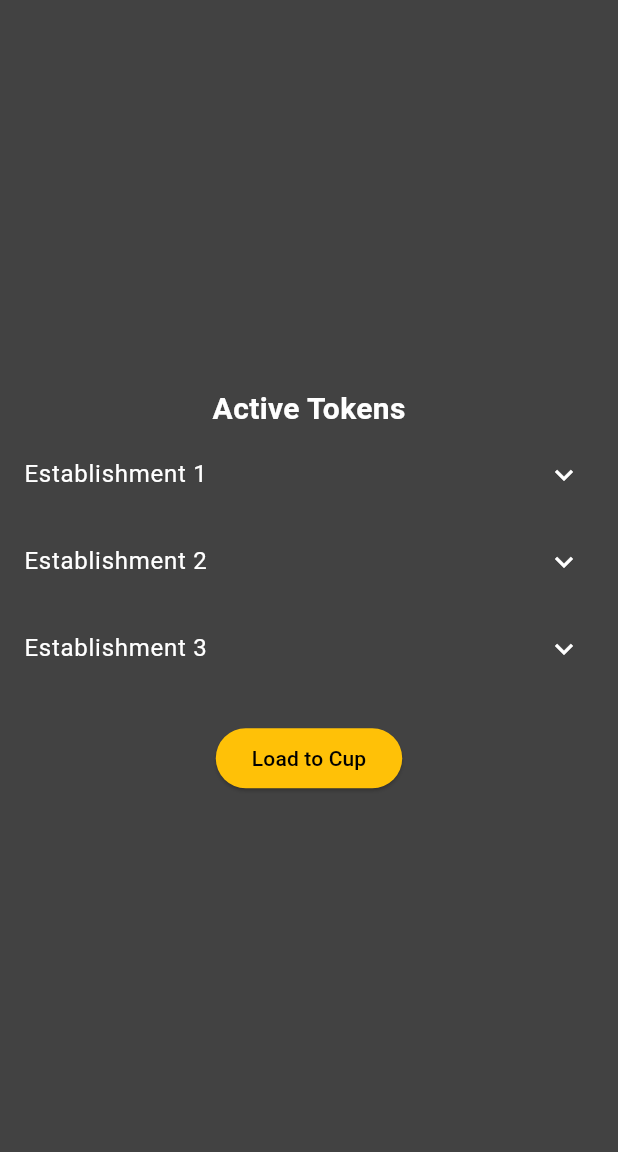
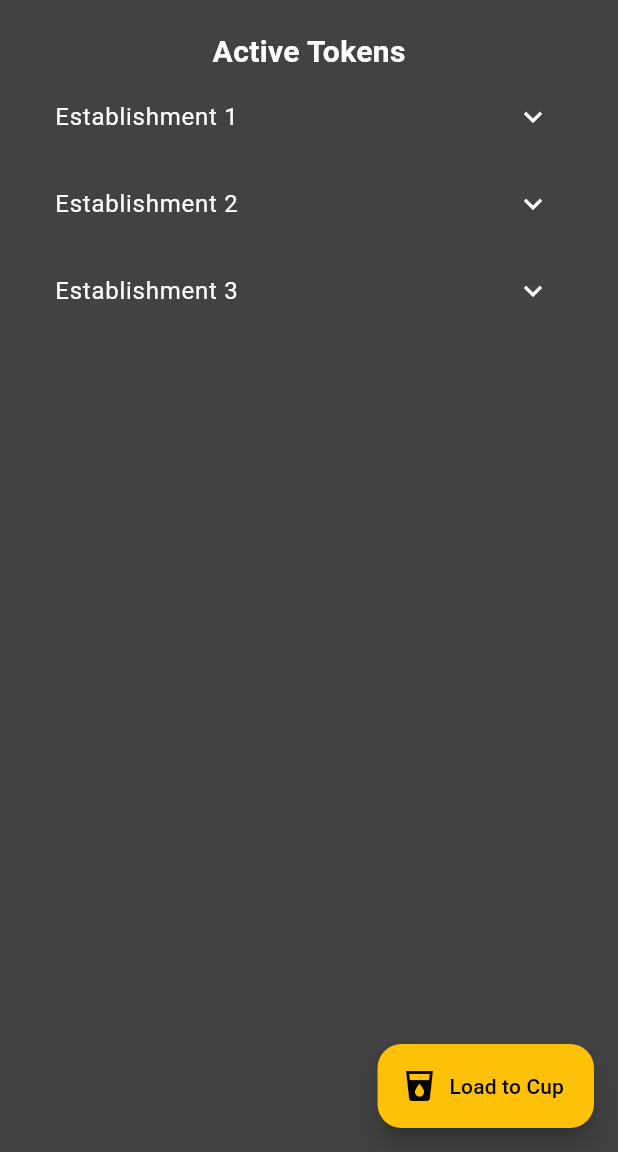
Before and after one commit to JaumeSanCol/BeerTank, a Flutter app: the screen it shows after launch, on a phone screen of 412 x 824 dp, the part 84-1236 px from its top. Run offline on Flutter 3.47's test engine with Material 3 defaults, Android fonts, the phone set to English and light mode, and no system bars.

Commit message:
more ui changes

```diff
--- a/smart_tank_app/lib/main.dart
+++ b/smart_tank_app/lib/main.dart
@@ -90,7 +90,8 @@ class _MyHomePageState extends State<MyHomePage> {
     return Scaffold(
       appBar: const Header(title: "SmartTank"),
       drawer: const HeaderDrawer(),
-      body: Center(
+      body: SingleChildScrollView(
+        child: Center(
           child: Column(
             mainAxisAlignment: MainAxisAlignment.center,
             children: <Widget>[
@@ -111,7 +112,7 @@ class _MyHomePageState extends State<MyHomePage> {
               LayoutBuilder(
                 builder: (BuildContext context, BoxConstraints constraints) {
                   return SizedBox(
-                  width: constraints.maxWidth,
+                    width: constraints.maxWidth * 0.9,
                     child: Column(
                       children: tokens
                           .map((token) => token.establishmentId)
@@ -128,11 +129,15 @@ class _MyHomePageState extends State<MyHomePage> {
                               subtitle: Text('Status: ${token.status}'),
                               onTap: () {
                               setState(() {
+                                if (selectedToken == token) {
+                                selectedToken = null;
+                                } else {
                                 selectedToken = token;
+                                }
                               });
                               },
                               selected: selectedToken == token,
-                          selectedTileColor: Colors.grey.shade300,
+                              selectedTileColor: Colors.amber,
                               shape: RoundedRectangleBorder(
                               borderRadius: BorderRadius.circular(10),
                               ),
@@ -148,7 +153,12 @@ class _MyHomePageState extends State<MyHomePage> {
               const SizedBox(height: 20),
 
               // Button at the end of the table
-            ElevatedButton(
+              const SizedBox(height: 20),
+            ],
+          ),
+        ),
+      ),
+      floatingActionButton: FloatingActionButton.extended(
         onPressed: () {
           // Logic for button action
           if (selectedToken != null) {
@@ -165,11 +175,11 @@ class _MyHomePageState extends State<MyHomePage> {
             );
           }
         },
-              child: const Text('Load to Cup'),
+        label: const Text('Load to Cup', style: TextStyle(color: Colors.black)),
+        icon: const Icon(Icons.local_drink, color: Colors.black,),
+        backgroundColor: Colors.amber,
       ),
-          ],
-        ),
-      ),
+      floatingActionButtonLocation: FloatingActionButtonLocation.endFloat,
     );
   }
 }
```
Lines whose indentation alone changed are shown as unchanged.
